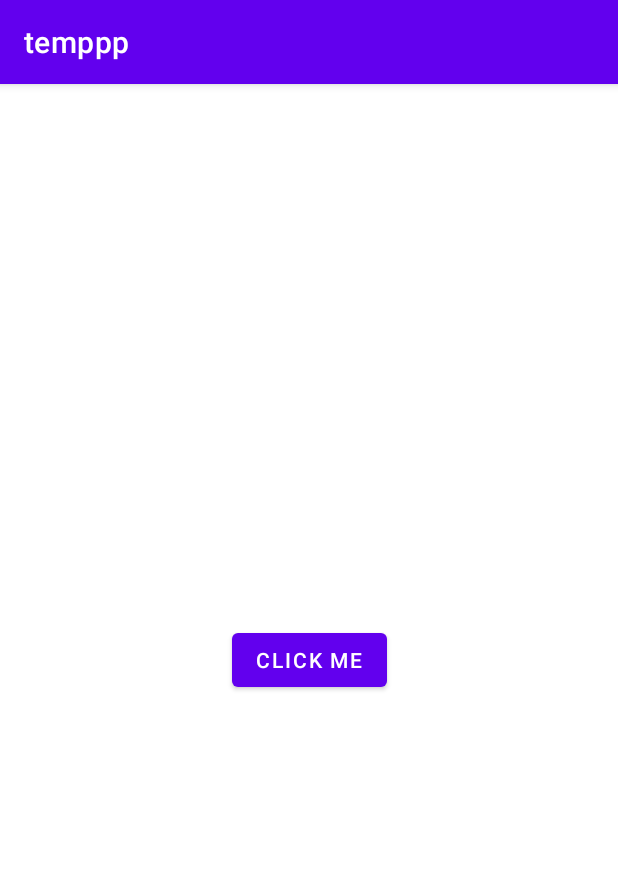
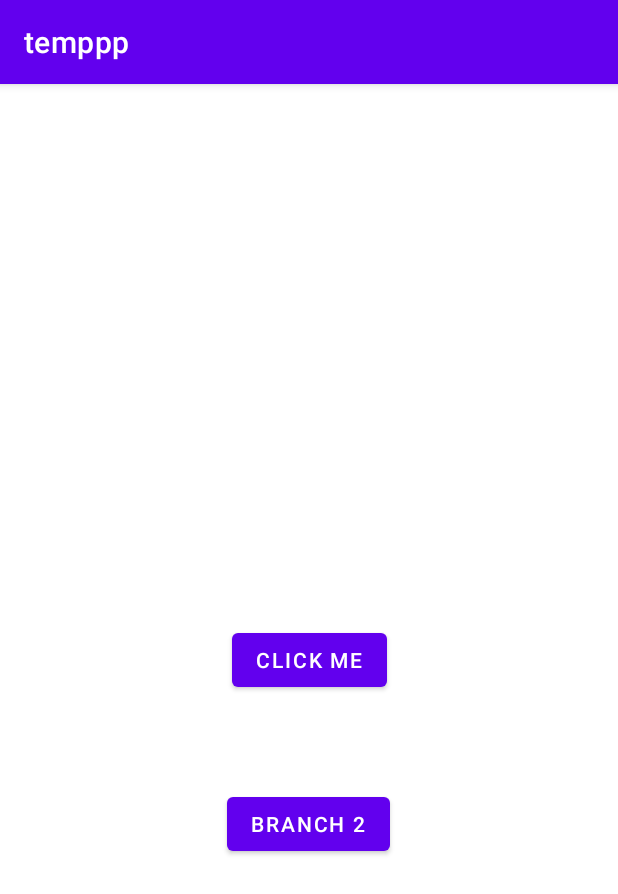
Before and after one commit to muhammadbilal20130/MyGitTesting, an Android app: the screen it shows after launch (MainActivity), on a phone screen of 412 x 824 dp. Shown: the top 894 px of the screen. Run offline under Robolectric (Android 15) with nearby library versions, the phone set to English and light mode, and no system bars; 2 statements that could not run were skipped.

Commit message:
Add toast and click in new Branch

```diff
--- a/app/src/main/java/com/example/temppp/MainActivity.java
+++ b/app/src/main/java/com/example/temppp/MainActivity.java
@@ -9,13 +9,14 @@ import android.widget.Toast;
 
 public class MainActivity extends AppCompatActivity {
 
-    Button btn;
+    Button btn,btn2;
 
     @Override
     protected void onCreate(Bundle savedInstanceState) {
         super.onCreate(savedInstanceState);
         setContentView(R.layout.activity_main);
         btn=findViewById(R.id.btn);
+        btn2.findViewById(R.id.btn2);
         btn.setOnClickListener(new View.OnClickListener() {
             @Override
             public void onClick(View view) {
@@ -23,5 +24,12 @@ public class MainActivity extends AppCompatActivity {
             }
         });
 
+        btn2.setOnClickListener(new View.OnClickListener() {
+            @Override
+            public void onClick(View view) {
+                Toast.makeText(getApplicationContext(),"New Branch",Toast.LENGTH_LONG).show();
+            }
+        });
+
     }
 }
--- a/app/src/main/res/layout/activity_main.xml
+++ b/app/src/main/res/layout/activity_main.xml
@@ -16,4 +16,16 @@
         app:layout_constraintHorizontal_bias="0.5"
         app:layout_constraintStart_toStartOf="parent"
         app:layout_constraintTop_toTopOf="parent" />
+
+    <Button
+        android:id="@+id/btn2"
+        android:layout_width="wrap_content"
+        android:layout_height="wrap_content"
+        android:text="Branch 2"
+        app:layout_constraintBottom_toBottomOf="parent"
+        app:layout_constraintEnd_toEndOf="parent"
+        app:layout_constraintHorizontal_bias="0.498"
+        app:layout_constraintStart_toStartOf="parent"
+        app:layout_constraintTop_toBottomOf="@+id/btn"
+        app:layout_constraintVertical_bias="0.197" />
 </androidx.constraintlayout.widget.ConstraintLayout>
```
